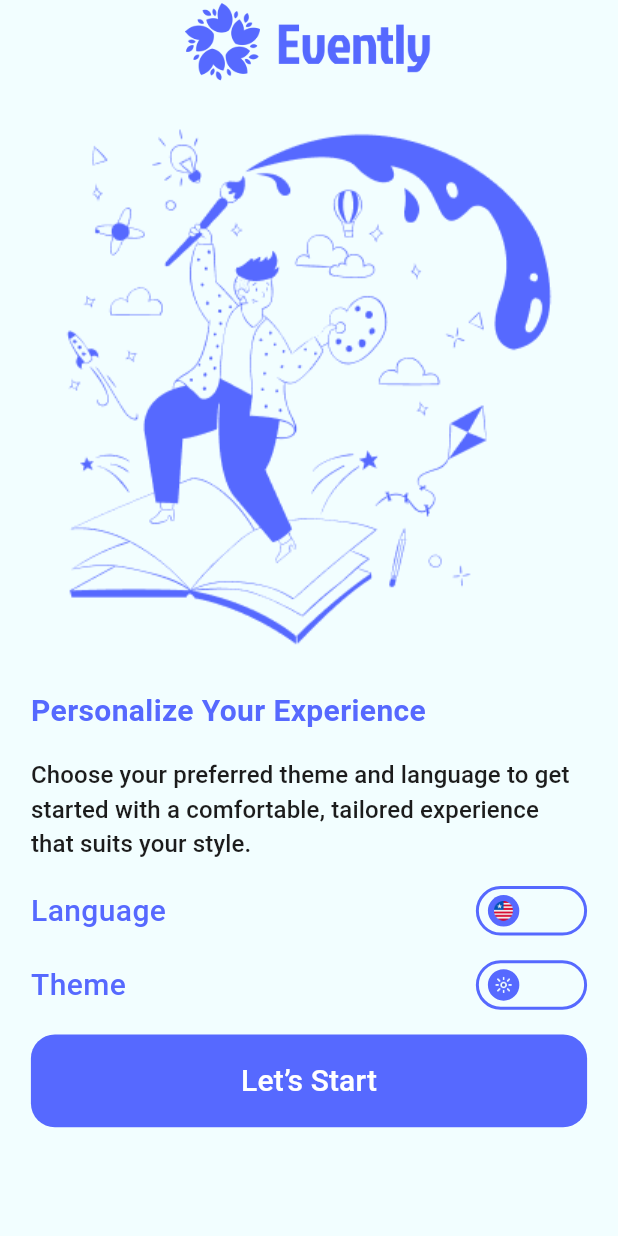
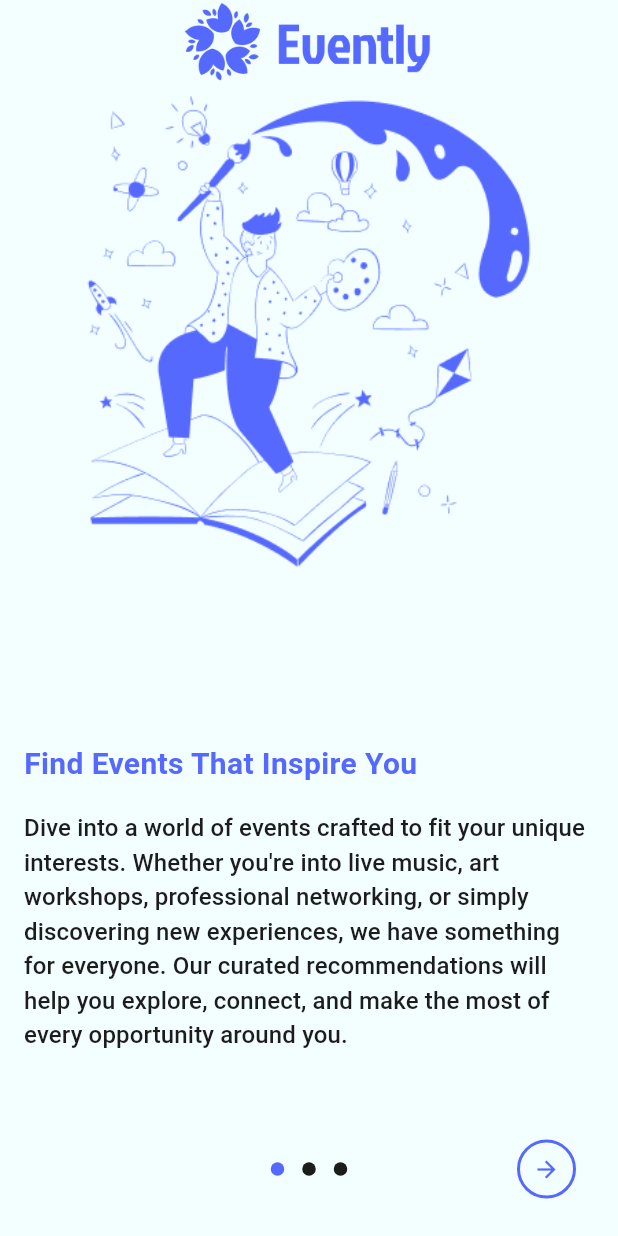
Before and after one commit to yasen-edres/evently, a Flutter app: the screen it shows after launch, after a tap on "Let’s Start", on a phone screen of 412 x 824 dp. Run offline on Flutter 3.47's test engine with Material 3 defaults, Android fonts, the phone set to English and light mode, and no system bars; drawn by our look-alikes of flutter_switch, introduction_screen; our stand-ins replace cloud_firestore, firebase_auth, firebase_core, fluttertoast; accounts and stored records are empty; network calls fail.

Commit message:
+created onboardingWidget

```diff
--- a/lib/l10n/app_ar.arb
+++ b/lib/l10n/app_ar.arb
@@ -51,5 +51,12 @@
     "no_favourite_event_found":"لم يتم العثور على حدث مفضل",
     "personalize_your_experience": "خصّص تجربتك",
     "onboarding_des": "اختر النمط واللغة المفضلين لديك لبدء تجربة مريحة ومخصصة تناسب أسلوبك.",
-    "lets_start": "لنبدأ"
+    "lets_start": "لنبدأ",
+    "find_events_that_inspire_you": "اكتشف فعاليات تُلهمك",
+    "effortless_event_planning": "تخطيط الفعاليات بسهولة",
+    "connect_with_friends_share_moments": "تواصل مع الأصدقاء وشارك اللحظات",
+    "onboarding1_des": "انغمس في عالم من الفعاليات المصممة لتناسب اهتماماتك الفريدة. سواء كنت من عشاق الموسيقى الحية أو ورش الفنون أو الشبكات المهنية أو مجرد استكشاف تجارب جديدة، لدينا ما يناسب الجميع. تساعدك توصياتنا المختارة بعناية على الاستكشاف والتواصل والاستفادة من كل فرصة من حولك.",
+    "onboarding2_des": "اجعل تنظيم الفعاليات أكثر سهولة باستخدام أدواتنا المتكاملة. من إعداد الدعوات وإدارة الحضور إلى جدولة التذكيرات وتنسيق التفاصيل، نحن نوفر لك كل ما تحتاجه. خطط بسهولة وركّز على الأهم – خلق تجربة لا تُنسى لك ولضيوفك.",
+    "onboarding3_des": "اجعل كل فعالية تجربة لا تُنسى بمشاركتها مع الآخرين. يتيح لك تطبيقنا دعوة الأصدقاء، وإبقاء الجميع على اطلاع، والاحتفال باللحظات معًا. التقط وشارك أجمل اللحظات لتعيش الإثارة مجددًا وتحتفظ بالذكريات الجميلة."
+
 }
--- a/lib/l10n/app_en.arb
+++ b/lib/l10n/app_en.arb
@@ -51,5 +51,11 @@
     "no_favourite_event_found":"No Favourite Event Found",
     "personalize_your_experience":"Personalize Your Experience",
     "onboarding_des":"Choose your preferred theme and language to get started with a comfortable, tailored experience that suits your style.",
-    "lets_start":"Let’s Start"
+    "lets_start":"Let’s Start",
+    "find_events_that_inspire_you":"Find Events That Inspire You",
+    "effortless_event_planning":"Effortless Event Planning",
+    "connect_with_friends_share_moments":"Connect with Friends & Share Moments",
+    "onboarding1_des":"Dive into a world of events crafted to fit your unique interests. Whether you're into live music, art workshops, professional networking, or simply discovering new experiences, we have something for everyone. Our curated recommendations will help you explore, connect, and make the most of every opportunity around you.",
+    "onboarding2_des":"Take the hassle out of organizing events with our all-in-one planning tools. From setting up invites and managing RSVPs to scheduling reminders and coordinating details, we’ve got you covered. Plan with ease and focus on what matters – creating an unforgettable experience for you and your guests.",
+    "onboarding3_des":"Make every event memorable by sharing the experience with others. Our platform lets you invite friends, keep everyone in the loop, and celebrate moments together. Capture and share the excitement with your network, so you can relive the highlights and cherish the memories."
 }
--- a/lib/l10n/app_localizations.dart
+++ b/lib/l10n/app_localizations.dart
@@ -415,6 +415,42 @@ abstract class AppLocalizations {
   /// In en, this message translates to:
   /// **'Let’s Start'**
   String get lets_start;
+
+  /// No description provided for @find_events_that_inspire_you.
+  ///
+  /// In en, this message translates to:
+  /// **'Find Events That Inspire You'**
+  String get find_events_that_inspire_you;
+
+  /// No description provided for @effortless_event_planning.
+  ///
+  /// In en, this message translates to:
+  /// **'Effortless Event Planning'**
+  String get effortless_event_planning;
+
+  /// No description provided for @connect_with_friends_share_moments.
+  ///
+  /// In en, this message translates to:
+  /// **'Connect with Friends & Share Moments'**
+  String get connect_with_friends_share_moments;
+
+  /// No description provided for @onboarding1_des.
+  ///
+  /// In en, this message translates to:
+  /// **'Dive into a world of events crafted to fit your unique interests. Whether you\'re into live music, art workshops, professional networking, or simply discovering new experiences, we have something for everyone. Our curated recommendations will help you explore, connect, and make the most of every opportunity around you.'**
+  String get onboarding1_des;
+
+  /// No description provided for @onboarding2_des.
+  ///
+  /// In en, this message translates to:
+  /// **'Take the hassle out of organizing events with our all-in-one planning tools. From setting up invites and managing RSVPs to scheduling reminders and coordinating details, we’ve got you covered. Plan with ease and focus on what matters – creating an unforgettable experience for you and your guests.'**
+  String get onboarding2_des;
+
+  /// No description provided for @onboarding3_des.
+  ///
+  /// In en, this message translates to:
+  /// **'Make every event memorable by sharing the experience with others. Our platform lets you invite friends, keep everyone in the loop, and celebrate moments together. Capture and share the excitement with your network, so you can relive the highlights and cherish the memories.'**
+  String get onboarding3_des;
 }
 
 class _AppLocalizationsDelegate
--- a/lib/l10n/app_localizations_ar.dart
+++ b/lib/l10n/app_localizations_ar.dart
@@ -168,4 +168,26 @@ class AppLocalizationsAr extends AppLocalizations {
 
   @override
   String get lets_start => 'لنبدأ';
+
+  @override
+  String get find_events_that_inspire_you => 'اكتشف فعاليات تُلهمك';
+
+  @override
+  String get effortless_event_planning => 'تخطيط الفعاليات بسهولة';
+
+  @override
+  String get connect_with_friends_share_moments =>
+      'تواصل مع الأصدقاء وشارك اللحظات';
+
+  @override
+  String get onboarding1_des =>
+      'انغمس في عالم من الفعاليات المصممة لتناسب اهتماماتك الفريدة. سواء كنت من عشاق الموسيقى الحية أو ورش الفنون أو الشبكات المهنية أو مجرد استكشاف تجارب جديدة، لدينا ما يناسب الجميع. تساعدك توصياتنا المختارة بعناية على الاستكشاف والتواصل والاستفادة من كل فرصة من حولك.';
+
+  @override
+  String get onboarding2_des =>
+      'اجعل تنظيم الفعاليات أكثر سهولة باستخدام أدواتنا المتكاملة. من إعداد الدعوات وإدارة الحضور إلى جدولة التذكيرات وتنسيق التفاصيل، نحن نوفر لك كل ما تحتاجه. خطط بسهولة وركّز على الأهم – خلق تجربة لا تُنسى لك ولضيوفك.';
+
+  @override
+  String get onboarding3_des =>
+      'اجعل كل فعالية تجربة لا تُنسى بمشاركتها مع الآخرين. يتيح لك تطبيقنا دعوة الأصدقاء، وإبقاء الجميع على اطلاع، والاحتفال باللحظات معًا. التقط وشارك أجمل اللحظات لتعيش الإثارة مجددًا وتحتفظ بالذكريات الجميلة.';
 }
--- a/lib/l10n/app_localizations_en.dart
+++ b/lib/l10n/app_localizations_en.dart
@@ -168,4 +168,26 @@ class AppLocalizationsEn extends AppLocalizations {
 
   @override
   String get lets_start => 'Let’s Start';
+
+  @override
+  String get find_events_that_inspire_you => 'Find Events That Inspire You';
+
+  @override
+  String get effortless_event_planning => 'Effortless Event Planning';
+
+  @override
+  String get connect_with_friends_share_moments =>
+      'Connect with Friends & Share Moments';
+
+  @override
+  String get onboarding1_des =>
+      'Dive into a world of events crafted to fit your unique interests. Whether you\'re into live music, art workshops, professional networking, or simply discovering new experiences, we have something for everyone. Our curated recommendations will help you explore, connect, and make the most of every opportunity around you.';
+
+  @override
+  String get onboarding2_des =>
+      'Take the hassle out of organizing events with our all-in-one planning tools. From setting up invites and managing RSVPs to scheduling reminders and coordinating details, we’ve got you covered. Plan with ease and focus on what matters – creating an unforgettable experience for you and your guests.';
+
+  @override
+  String get onboarding3_des =>
+      'Make every event memorable by sharing the experience with others. Our platform lets you invite friends, keep everyone in the loop, and celebrate moments together. Capture and share the excitement with your network, so you can relive the highlights and cherish the memories.';
 }
--- a/lib/main.dart
+++ b/lib/main.dart
@@ -3,6 +3,7 @@ import 'package:events/auth/register/register_screen.dart';
 import 'package:events/home/add_event/add_event.dart';
 import 'package:events/home/home_screen.dart';
 import 'package:events/onboarding/onboarding_screen.dart';
+import 'package:events/onboarding/onboarding_widget.dart';
 import 'package:events/providers/app_language_provider.dart';
 import 'package:events/providers/app_theme_provider.dart';
 import 'package:events/providers/event_list_provider.dart';
@@ -50,6 +51,7 @@ class MyApp extends StatelessWidget {
         AppRoute.loginRouteName: (context) => (LoginScreen()),
         AppRoute.registerRouteName: (context) => (RegisterScreen()),
         AppRoute.addEventRouteName: (context) => (AddEvent()),
+        AppRoute.onboardingWidget: (context) => (OnboardingWidget()),
       },
       locale: Locale(languageProvider.appLanguage),
       localizationsDelegates: AppLocalizations.localizationsDelegates,
--- a/lib/onboarding/onboarding_screen.dart
+++ b/lib/onboarding/onboarding_screen.dart
@@ -2,6 +2,7 @@ import 'package:events/home/widget/custom_elevated_button.dart';
 import 'package:events/l10n/app_localizations.dart';
 import 'package:events/utils/appAssets.dart';
 import 'package:events/utils/app_colors.dart';
+import 'package:events/utils/app_routes.dart';
 import 'package:events/utils/app_styles.dart';
 import 'package:flutter/material.dart';
 import 'package:flutter_switch/flutter_switch.dart';
@@ -137,7 +138,11 @@ class _OnboardingScreenState extends State<OnboardingScreen> {
               ),
               SizedBox(height: height * 0.02),
               CustomElevatedButton(
-                onPressed: () {},
+                onPressed: () {
+                  //todo: Navigator to onboardingWidget
+                  Navigator.of(context).pushReplacementNamed(
+                      AppRoute.onboardingWidget);
+                },
                 text: AppLocalizations.of(context)!.lets_start,
                 textStyle: AppStyle.medium20White,
               ),
--- /dev/null
+++ b/lib/onboarding/onboarding_widget.dart
@@ -0,0 +1,127 @@
+import 'package:events/l10n/app_localizations.dart';
+import 'package:events/utils/appAssets.dart';
+import 'package:events/utils/app_colors.dart';
+import 'package:events/utils/app_routes.dart';
+import 'package:events/utils/app_styles.dart';
+import 'package:flutter/material.dart';
+import 'package:introduction_screen/introduction_screen.dart';
+
+class OnboardingWidget extends StatefulWidget {
+  OnboardingWidget({super.key});
+
+  @override
+  State<OnboardingWidget> createState() => _OnboardingWidgetState();
+}
+
+class _OnboardingWidgetState extends State<OnboardingWidget> {
+  @override
+  Widget build(BuildContext context) {
+    var height = MediaQuery.of(context).size.height;
+    var width = MediaQuery.of(context).size.width;
+    List<PageViewModel> tabs = [
+      PageViewModel(
+        title: '',
+        bodyWidget: Column(
+          crossAxisAlignment: CrossAxisAlignment.stretch,
+          children: [
+            Text(
+              AppLocalizations.of(context)!.find_events_that_inspire_you,
+              style: AppStyle.bold20Primary,
+            ),
+            SizedBox(height: height * 0.02),
+            Text(
+              AppLocalizations.of(context)!.onboarding1_des,
+              style: Theme.of(context).textTheme.titleSmall,
+            ),
+          ],
+        ),
+        image: Center(child: Image.asset(AppAsset.onboarding1)),
+      ),
+      PageViewModel(
+        title: '',
+        bodyWidget: Column(
+          crossAxisAlignment: CrossAxisAlignment.stretch,
+          children: [
+            Text(
+              AppLocalizations.of(context)!.effortless_event_planning,
+              style: AppStyle.bold20Primary,
+            ),
+            SizedBox(height: height * 0.02),
+            Text(
+              AppLocalizations.of(context)!.onboarding2_des,
+              style: Theme.of(context).textTheme.titleSmall,
+            ),
+          ],
+        ),
+        image: Center(child: Image.asset(AppAsset.onboarding2)),
+      ),
+      PageViewModel(
+        title: '',
+        bodyWidget: Column(
+          crossAxisAlignment: CrossAxisAlignment.stretch,
+          children: [
+            Text(
+              AppLocalizations.of(context)!.connect_with_friends_share_moments,
+              style: AppStyle.bold20Primary,
+            ),
+            SizedBox(height: height * 0.02),
+            Text(
+              AppLocalizations.of(context)!.onboarding3_des,
+              style: Theme.of(context).textTheme.titleSmall,
+            ),
+          ],
+        ),
+        image: Center(child: Image.asset(AppAsset.onboarding3)),
+      ),
+    ];
+
+    return Scaffold(
+      appBar: AppBar(
+        title: Image.asset(AppAsset.onboardingTitle, width: width * 0.4),
+        centerTitle: true,
+        backgroundColor: Theme.of(context).scaffoldBackgroundColor,
+      ),
+      body: IntroductionScreen(
+        pages: tabs,
+        showNextButton: true,
+        next: Container(
+          width: width * 0.1,
+          height: height * 0.05,
+          decoration: BoxDecoration(
+            shape: BoxShape.circle,
+            border: BoxBorder.all(color: AppColor.primaryLight, width: 2),
+          ),
+          child: Icon(Icons.arrow_forward, color: AppColor.primaryLight),
+        ),
+        back: Container(
+          width: width * 0.1,
+          height: height * 0.05,
+          decoration: BoxDecoration(
+            shape: BoxShape.circle,
+            border: BoxBorder.all(color: AppColor.primaryLight, width: 2),
+          ),
+          child: Icon(Icons.arrow_back, color: AppColor.primaryLight),
+        ),
+        dotsFlex: 4,
+        showBackButton: true,
+        done: Container(
+          width: width * 0.3,
+          height: height * 0.045,
+          decoration: BoxDecoration(
+            shape: BoxShape.circle,
+            border: BoxBorder.all(color: AppColor.primaryLight, width: 2),
+          ),
+          child: Icon(Icons.arrow_forward, color: AppColor.primaryLight),
+        ),
+        dotsDecorator: DotsDecorator(
+          color: Theme.of(context).cardColor,
+          activeColor: AppColor.primaryLight,
+        ),
+        onDone: () {
+          //todo: Navigator to login screen
+          Navigator.of(context).pushReplacementNamed(AppRoute.loginRouteName);
+        },
+      ),
+    );
+  }
+}
--- a/lib/utils/app_routes.dart
+++ b/lib/utils/app_routes.dart
@@ -1,5 +1,6 @@
 class AppRoute {
-  static const onboardingScreen = 'Onboarding_Screen';
+  static const onboardingScreen = 'onboarding_screen';
+  static const onboardingWidget = 'onboarding_widget';
   static const homeRouteName = 'home_screen';
   static const loginRouteName = 'login_screen';
   static const registerRouteName = 'register_screen';
--- a/pubspec.yaml
+++ b/pubspec.yaml
@@ -45,6 +45,8 @@ dependencies:
   firebase_auth: ^6.1.1
   flutter_launcher_icons: "^0.14.4"
   flutter_switch: ^0.3.2
+  introduction_screen: ^4.0.0
+  smooth_page_indicator: ^1.2.1
 flutter_launcher_icons:
   android: true
   ios: true
```
Also changed, not shown: pubspec.lock.
